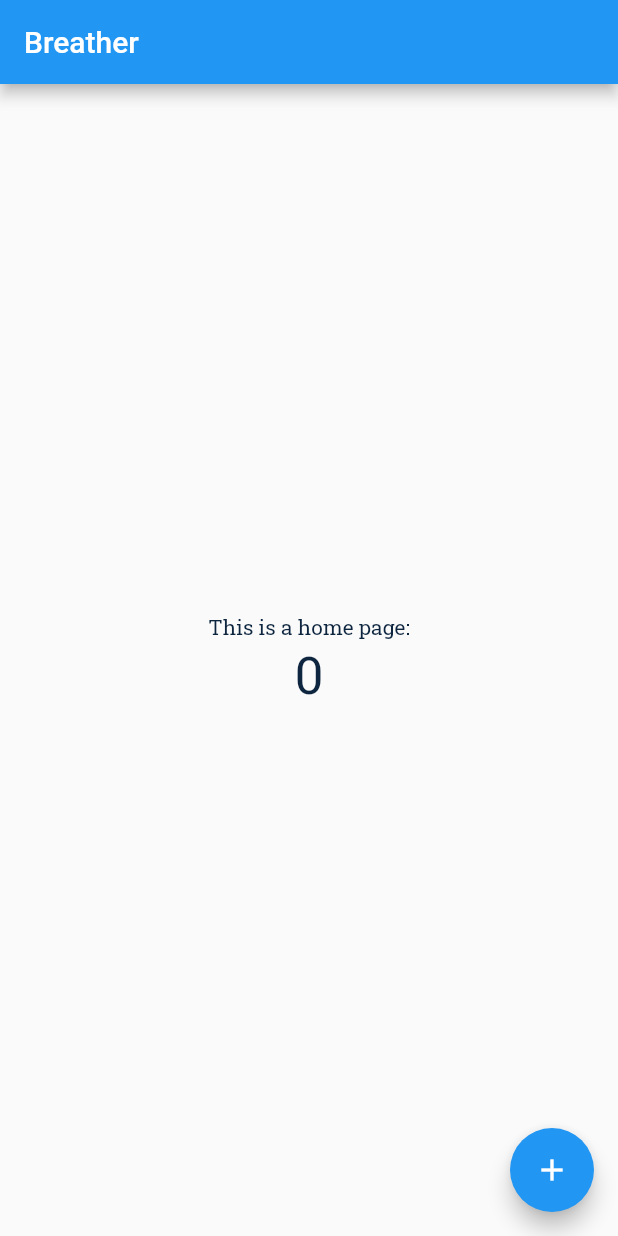
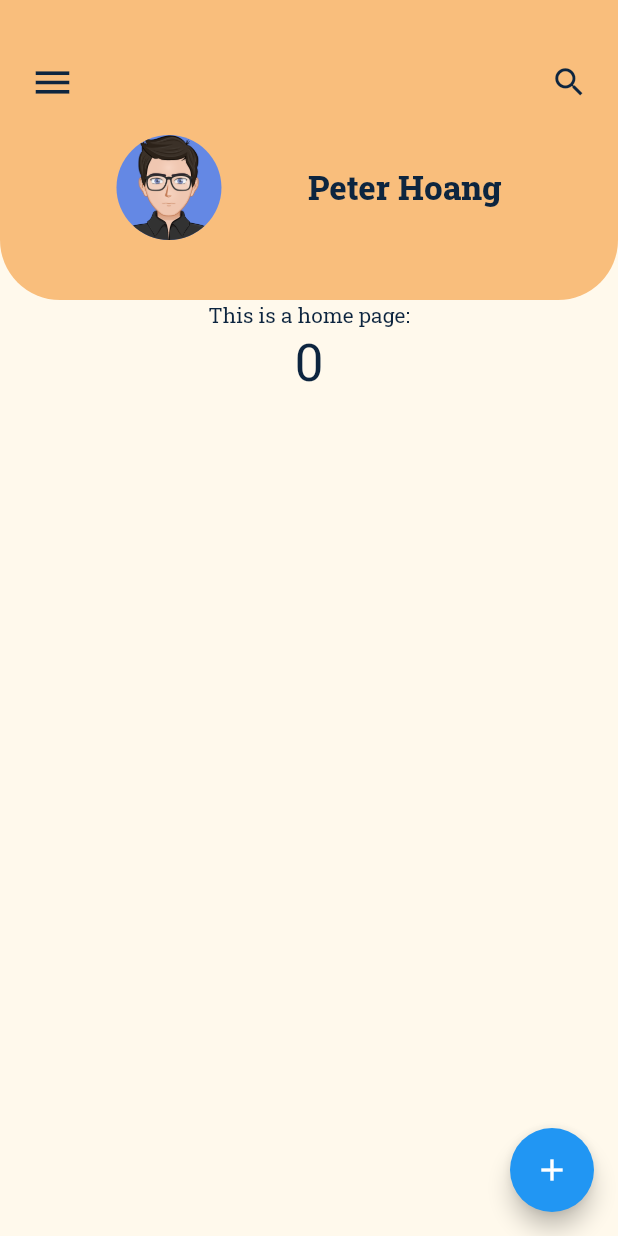
Before and after one commit to hieuhoangtrung/breather, a Flutter app: the screen it shows after launch, on a phone screen of 412 x 824 dp. Run offline on Flutter 3.47's test engine with Material 2 defaults, Android fonts, the phone set to English and light mode, and no system bars; our stand-ins replace flutter_dotenv.

Commit message:
feat: add home_page and user_profile

```diff
--- /dev/null
+++ b/lib/domain/entity/user_profile.dart
@@ -0,0 +1,8 @@
+class UserProfile {
+  final int id;
+  final String fullName;
+  final String job;
+  final String profileImageUrl;
+
+  UserProfile({ this.id, this.fullName, this.job, this.profileImageUrl});
+}
--- a/lib/main.dart
+++ b/lib/main.dart
@@ -1,6 +1,7 @@
 import 'package:flutter/material.dart';
 import 'package:flutter_dotenv/flutter_dotenv.dart';
 import 'package:breather/theme/colors/light_colors.dart';
+import 'package:breather/screens/home_page.dart';
 
 Future<void> main() async {
   await DotEnv().load('.env');
@@ -24,71 +25,7 @@ class MyApp extends StatelessWidget {
         )
       ),
       home: MyHomePage(title: 'Breather'),
+      debugShowCheckedModeBanner: false,
     );
   }
 }
-
-class MyHomePage extends StatefulWidget {
-  MyHomePage({Key key, this.title}) : super(key: key);
-  final String title;
-
-  @override
-  _MyHomePageState createState() => _MyHomePageState();
-}
-
-class _MyHomePageState extends State<MyHomePage> {
-  int _counter = 0;
-
-  void _incrementCounter() {
-    setState(() {
-      _counter++;
-    });
-  }
-
-  @override
-  Widget build(BuildContext context) {
-
-    return Scaffold(
-      appBar: AppBar(
-        // Here we take the value from the MyHomePage object that was created by
-        // the App.build method, and use it to set our appbar title.
-        title: Text(widget.title),
-      ),
-      body: Center(
-        // Center is a layout widget. It takes a single child and positions it
-        // in the middle of the parent.
-        child: Column(
-          // Column is also a layout widget. It takes a list of children and
-          // arranges them vertically. By default, it sizes itself to fit its
-          // children horizontally, and tries to be as tall as its parent.
-          //
-          // Invoke "debug painting" (press "p" in the console, choose the
-          // "Toggle Debug Paint" action from the Flutter Inspector in Android
-          // Studio, or the "Toggle Debug Paint" command in Visual Studio Code)
-          // to see the wireframe for each widget.
-          //
-          // Column has various properties to control how it sizes itself and
-          // how it positions its children. Here we use mainAxisAlignment to
-          // center the children vertically; the main axis here is the vertical
-          // axis because Columns are vertical (the cross axis would be
-          // horizontal).
-          mainAxisAlignment: MainAxisAlignment.center,
-          children: <Widget>[
-            Text(
-              'This is a home page:',
-            ),
-            Text(
-              '$_counter',
-              style: Theme.of(context).textTheme.display1,
-            ),
-          ],
-        ),
-      ),
-      floatingActionButton: FloatingActionButton(
-        onPressed: _incrementCounter,
-        tooltip: 'Increment',
-        child: Icon(Icons.add),
-      ), // This trailing comma makes auto-formatting nicer for build methods.
-    );
-  }
-}
--- a/lib/screens/home_page.dart
+++ b/lib/screens/home_page.dart
@@ -0,0 +1,123 @@
+import 'package:breather/domain/entity/user_profile.dart';
+import 'package:breather/widgets/top_container.dart';
+import 'package:flutter/material.dart';
+import 'package:breather/theme/colors/light_colors.dart';
+import 'package:flutter/foundation.dart';
+
+class MyHomePage extends StatefulWidget {
+  MyHomePage({Key key, this.title}) : super(key: key);
+  final String title;
+
+  @override
+  _MyHomePageState createState() => _MyHomePageState();
+}
+
+class _MyHomePageState extends State<MyHomePage> {
+  int _counter = 0;
+  UserProfile user = UserProfile(
+      id: 1,
+      fullName: 'Peter Hoang',
+      profileImageUrl: 'assets/images/avatar.png',);
+
+  void _incrementCounter() {
+    setState(() {
+      _counter++;
+    });
+    debugPrint(user.profileImageUrl);
+  }
+
+  @override
+  Widget build(BuildContext context) {
+    double width = MediaQuery.of(context).size.width;
+
+    return Scaffold(
+      backgroundColor: LightColors.kLightYellow,
+      // appBar: AppBar(
+      //   // Here we take the value from the MyHomePage object that was created by
+      //   // the App.build method, and use it to set our appbar title.
+      //   title: Text(widget.title),
+      // ),
+      body: Center(
+        child: Column(
+          // mainAxisAlignment: MainAxisAlignment.spaceBetween,
+          children: <Widget>[
+            TopContainer(
+              height: 200,
+              width: width,
+              padding:
+                  EdgeInsets.only(top: 40.0, left: 20, right: 20, bottom: 20),
+              child: Column(
+                mainAxisAlignment: MainAxisAlignment.spaceEvenly,
+                children: <Widget>[
+                  Row(
+                    mainAxisAlignment: MainAxisAlignment.spaceBetween,
+                    children: <Widget>[
+                      Icon(Icons.menu,
+                          color: LightColors.kDarkBlue, size: 30.0),
+                      Icon(Icons.search,
+                          color: LightColors.kDarkBlue, size: 25.0)
+                    ],
+                  ),
+                  Padding(
+                    padding:
+                        EdgeInsets.symmetric(horizontal: 0, vertical: 20.0),
+                    child: Row(
+                      crossAxisAlignment: CrossAxisAlignment.center,
+                      mainAxisAlignment: MainAxisAlignment.spaceEvenly,
+                      children: <Widget>[
+                        CircleAvatar(
+                          backgroundColor: LightColors.kBlue,
+                          radius: 35.0,
+                          backgroundImage:
+                              AssetImage(user.profileImageUrl),
+                        ),
+                        Column(
+                          crossAxisAlignment: CrossAxisAlignment.center,
+                          children: <Widget>[
+                            Container(
+                              child: Text(
+                                user.fullName,
+                                textAlign: TextAlign.start,
+                                style: TextStyle(
+                                    fontSize: 22.0,
+                                    color: LightColors.kDarkBlue,
+                                    fontWeight: FontWeight.w800),
+                              ),
+                            ),
+                            if (user.job != null)
+                               Container(
+                              child: Text(
+                                user.job,
+                                textAlign: TextAlign.start,
+                                style: TextStyle(
+                                    fontSize: 16.0,
+                                    color: Colors.black45,
+                                    fontWeight: FontWeight.w400),
+                              ),
+                            ),
+                          ],
+                        )
+                      ],
+                    ),
+                  )
+                ],
+              ),
+            ),
+            Text(
+              'This is a home page:',
+            ),
+            Text(
+              '$_counter',
+              style: Theme.of(context).textTheme.display1,
+            ),
+          ],
+        ),
+      ),
+      floatingActionButton: FloatingActionButton(
+        onPressed: _incrementCounter,
+        tooltip: 'Increment',
+        child: Icon(Icons.add),
+      ), // This trailing comma makes auto-formatting nicer for build methods.
+    );
+  }
+}
--- /dev/null
+++ b/lib/widgets/top_container.dart
@@ -0,0 +1,31 @@
+import 'package:breather/theme/colors/light_colors.dart';
+import 'package:flutter/material.dart';
+
+class TopContainer extends StatelessWidget {
+  final double height;
+  final double width;
+  final Widget child;
+  final EdgeInsets padding;
+
+  TopContainer({ this.height, this.width, this.child, this.padding });
+
+  @override
+  Widget build(BuildContext context) {
+
+    const radius = 40.0;
+
+    return Container(
+      padding: padding != null ? padding : EdgeInsets.symmetric(horizontal: 20.0),
+      decoration: BoxDecoration(
+        color: LightColors.kDarkYellow,
+        borderRadius: BorderRadius.only(
+          bottomRight: Radius.circular(radius),
+          bottomLeft: Radius.circular(radius),
+        )
+      ),
+      height: height,
+      width: width,
+      child: child,
+    );
+  }
+}
--- a/pubspec.yaml
+++ b/pubspec.yaml
@@ -3,7 +3,7 @@ description: Breather - Quarantine Party app
 version: 1.0.0+1
 
 environment:
-  sdk: ">=2.1.0 <3.0.0"
+  sdk: ">=2.2.2 <3.0.0"
 
 dependencies:
   flutter:
```
